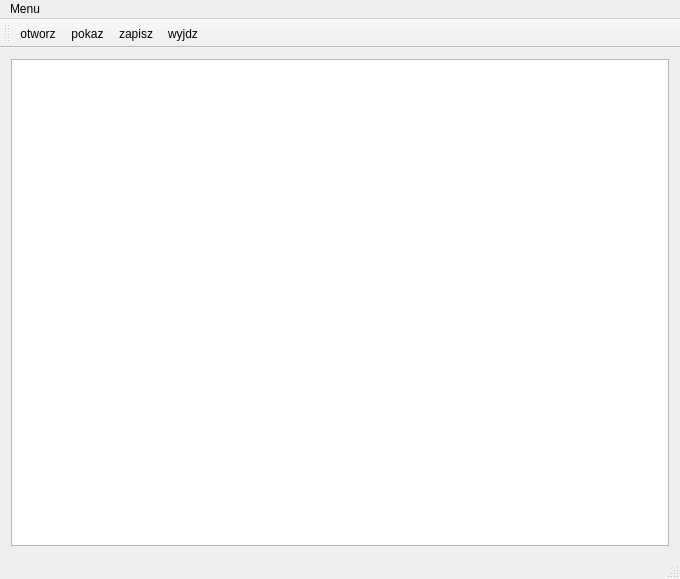
Old version of the form lab5/mainwindow.ui in the repository Qangeros/obrazy-lab.
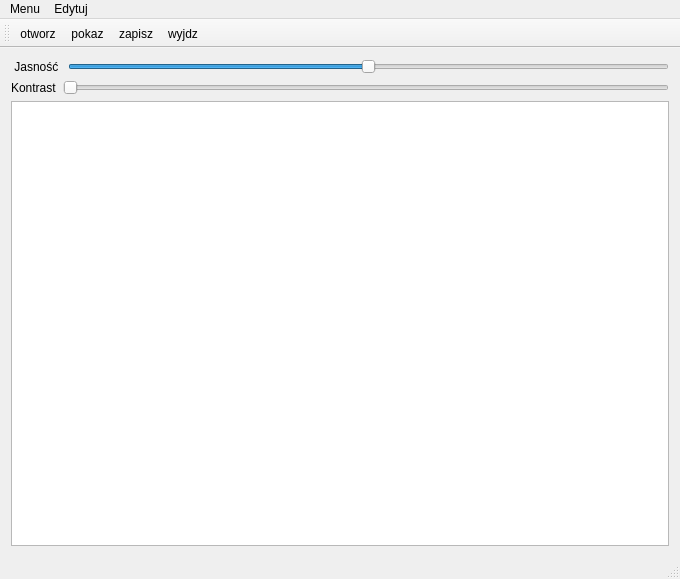
New version of the form. Icons and pictures are not drawn.

The edit to the form file:
```diff
--- a/lab5/mainwindow.ui
+++ b/lab5/mainwindow.ui
@@ -14,9 +14,76 @@
    <string>MainWindow</string>
   </property>
   <widget class="QWidget" name="centralWidget">
-   <layout class="QGridLayout" name="gridLayout">
+   <layout class="QGridLayout" name="gridLayout_2">
     <item row="0" column="0">
-     <widget class="QGraphicsView" name="graphicsView"/>
+     <layout class="QGridLayout" name="gridLayout">
+      <item row="0" column="0">
+       <layout class="QHBoxLayout" name="horizontalLayout">
+        <item>
+         <widget class="QLabel" name="label">
+          <property name="text">
+           <string> Jasność </string>
+          </property>
+         </widget>
+        </item>
+        <item>
+         <widget class="QSlider" name="brightnessSlider">
+          <property name="cursor">
+           <cursorShape>OpenHandCursor</cursorShape>
+          </property>
+          <property name="toolTip">
+           <string extracomment="Jasnosc"/>
+          </property>
+          <property name="minimum">
+           <number>-100</number>
+          </property>
+          <property name="maximum">
+           <number>100</number>
+          </property>
+          <property name="sliderPosition">
+           <number>0</number>
+          </property>
+          <property name="orientation">
+           <enum>Qt::Horizontal</enum>
+          </property>
+         </widget>
+        </item>
+       </layout>
+      </item>
+      <item row="1" column="0">
+       <layout class="QHBoxLayout" name="horizontalLayout_2">
+        <item>
+         <widget class="QLabel" name="label_2">
+          <property name="text">
+           <string>Kontrast</string>
+          </property>
+         </widget>
+        </item>
+        <item>
+         <widget class="QSlider" name="contrastSlider">
+          <property name="cursor">
+           <cursorShape>OpenHandCursor</cursorShape>
+          </property>
+          <property name="toolTip">
+           <string extracomment="Kontrast"/>
+          </property>
+          <property name="minimum">
+           <number>50</number>
+          </property>
+          <property name="maximum">
+           <number>299</number>
+          </property>
+          <property name="orientation">
+           <enum>Qt::Horizontal</enum>
+          </property>
+         </widget>
+        </item>
+       </layout>
+      </item>
+      <item row="2" column="0">
+       <widget class="QGraphicsView" name="graphicsView"/>
+      </item>
+     </layout>
     </item>
    </layout>
   </widget>
@@ -39,7 +106,18 @@
     <addaction name="actionzapisz"/>
     <addaction name="actionwyjdz"/>
    </widget>
+   <widget class="QMenu" name="menuEdytuj">
+    <property name="title">
+     <string>Edytuj</string>
+    </property>
+    <addaction name="actionPodzia_RGB_2"/>
+    <addaction name="actionPodzia_yCrCb"/>
+    <addaction name="actionPodzia_HSV"/>
+    <addaction name="actionJasno_Kontrast"/>
+    <addaction name="actionProgowanie"/>
+   </widget>
    <addaction name="menuMenu"/>
+   <addaction name="menuEdytuj"/>
   </widget>
   <widget class="QToolBar" name="mainToolBar">
    <attribute name="toolBarArea">
```
Left out of the diff: 25 changed lines with no effect on the pictures.
